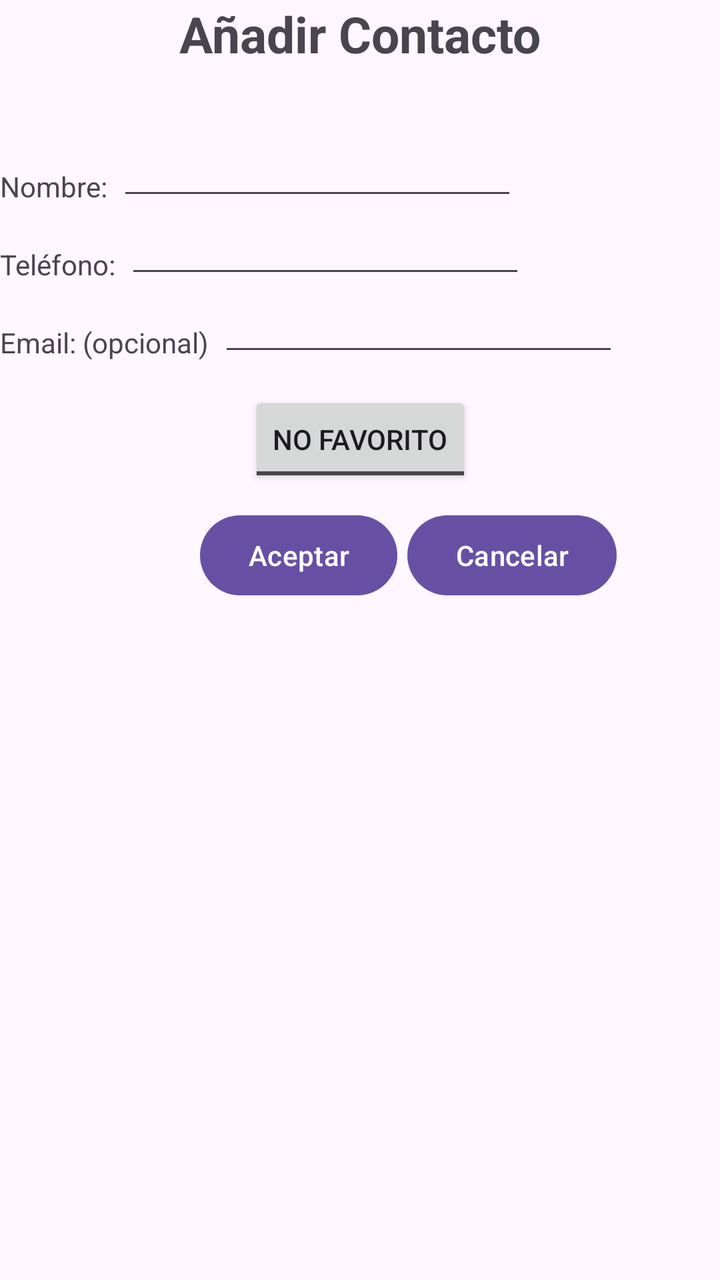
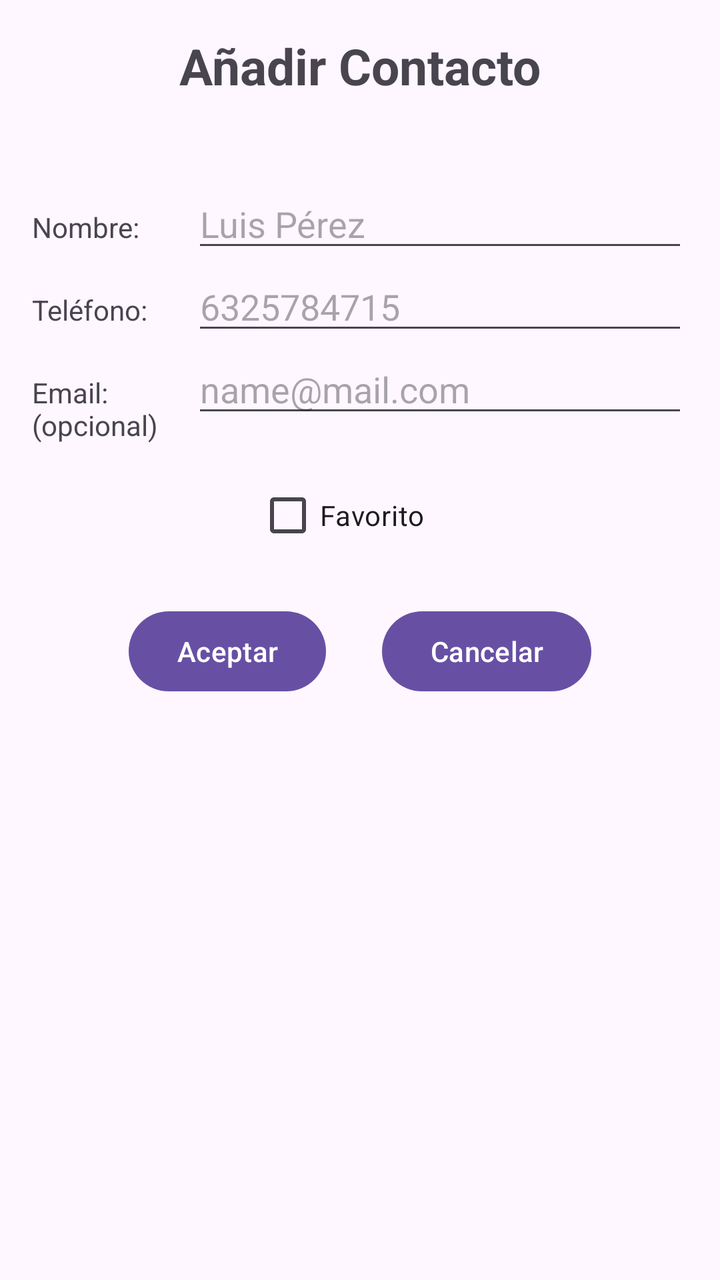

Screens rendered from an Android XML layout before and after an edit, with the pre-edit source and the edit as a unified diff.
<!-- AndroidManifest.xml: application theme Theme.MiAgenda -->
<!-- res/layout/activity_contacto_form.xml -->
<?xml version="1.0" encoding="utf-8"?>
<androidx.constraintlayout.widget.ConstraintLayout xmlns:android="http://schemas.android.com/apk/res/android"
    xmlns:app="http://schemas.android.com/apk/res-auto"
    xmlns:tools="http://schemas.android.com/tools"
    android:id="@+id/main"
    android:layout_width="match_parent"
    android:layout_height="match_parent"
    tools:context=".ContactoFormActivity">

    <TextView
        android:id="@+id/title"
        android:layout_width="wrap_content"
        android:layout_height="wrap_content"
        android:text="@string/add_contact_form_title"
        app:layout_constraintTop_toTopOf="parent"
        app:layout_constraintEnd_toEndOf="parent"
        app:layout_constraintStart_toStartOf="parent"
        android:textSize="25sp"
        android:textStyle="bold"
    />

    <TextView
        android:id="@+id/name"
        android:layout_width="wrap_content"
        android:layout_height="wrap_content"
        app:layout_constraintTop_toBottomOf="@+id/title"
        app:layout_constraintStart_toStartOf="parent"
        android:text="@string/name"
        android:layout_marginTop="50dp"
    />
    <EditText
        android:id="@+id/name_input"
        android:layout_width="wrap_content"
        android:layout_height="wrap_content"
        app:layout_constraintTop_toBottomOf="@+id/title"
        app:layout_constraintStart_toEndOf="@id/name"
        android:layout_marginStart="5dp"
        android:layout_marginTop="30dp"
        android:paddingStart="200dp"
        android:paddingEnd="0dp"

    />

    <TextView
        android:id="@+id/phone"
        android:layout_width="wrap_content"
        android:layout_height="wrap_content"
        android:text="@string/phone"
        app:layout_constraintStart_toStartOf="parent"
        app:layout_constraintTop_toBottomOf="@+id/name"
        android:paddingTop="20dp"
        />
    <EditText
        android:id="@+id/phone_input"
        android:layout_width="wrap_content"
        android:layout_height="wrap_content"
        app:layout_constraintTop_toBottomOf="@+id/name"
        app:layout_constraintStart_toEndOf="@+id/phone"
        android:layout_marginStart="5sp"
        android:paddingStart="200dp"
        android:paddingEnd="0dp"
        />

    <TextView
        android:id="@+id/email"
        android:layout_width="wrap_content"
        android:layout_height="wrap_content"
        app:layout_constraintStart_toStartOf="parent"
        app:layout_constraintTop_toBottomOf="@+id/phone"
        android:text="@string/email"
        android:paddingTop="20dp"
    />
    <EditText
        android:id="@+id/email_input"
        android:layout_width="wrap_content"
        android:layout_height="wrap_content"
        app:layout_constraintStart_toEndOf="@+id/email"
        app:layout_constraintTop_toBottomOf="@+id/phone"
        android:layout_marginStart="5dp"
        android:paddingStart="200dp"
        android:paddingEnd="0dp"
    />

    <ToggleButton
        android:id="@+id/favourite"
        android:layout_width="wrap_content"
        android:layout_height="wrap_content"
        android:textOff="@string/no_favourite"
        android:textOn="@string/favourite"
        app:layout_constraintStart_toStartOf="parent"
        app:layout_constraintEnd_toEndOf="parent"
        app:layout_constraintTop_toBottomOf="@+id/email"
        android:layout_marginTop="15dp"
    />

    <Button
        android:id="@+id/btnAccept"
        android:layout_width="wrap_content"
        android:layout_height="wrap_content"
        android:text="@string/btn_accept"
        app:layout_constraintStart_toStartOf="parent"
        app:layout_constraintEnd_toStartOf="@id/btnCancel"
        app:layout_constraintTop_toBottomOf="@+id/favourite"

        android:layout_marginEnd="10dp"
        android:layout_marginTop="10dp"
        android:layout_marginStart="100dp"
    />
    <Button
        android:id="@+id/btnCancel"
        android:layout_width="wrap_content"
        android:layout_height="wrap_content"
        android:text="@string/btn_cancel"
        app:layout_constraintStart_toEndOf="@+id/btnAccept"
        app:layout_constraintTop_toTopOf="@+id/btnAccept"
        android:layout_marginStart="5dp"
    />


</androidx.constraintlayout.widget.ConstraintLayout>
<!-- resources referenced by this layout -->
<resources>
  <string name="add_contact_form_title">Añadir Contacto</string>
  <string name="btn_accept">Aceptar</string>
  <string name="btn_cancel">Cancelar</string>
  <string name="email">Email: (opcional)</string>
  <string name="favourite">Favorito</string>
  <string name="name">Nombre: </string>
  <string name="no_favourite">No favorito</string>
  <string name="phone">Teléfono: </string>
  <style name="Theme.MiAgenda" parent="Base.Theme.MiAgenda" />
  <style name="Base.Theme.MiAgenda" parent="Theme.Material3.DayNight.NoActionBar">
          
          
      </style>
</resources>

<!-- the commit's change to res/layout/activity_contacto_form.xml (unified diff, before → after) -->
@@ -5,7 +5,8 @@
     android:id="@+id/main"
     android:layout_width="match_parent"
     android:layout_height="match_parent"
-    tools:context=".ContactoFormActivity">
+    tools:context=".ContactoFormActivity"
+    android:padding="16dp">
 
     <TextView
         android:id="@+id/title"
@@ -21,76 +22,72 @@
 
     <TextView
         android:id="@+id/name"
-        android:layout_width="wrap_content"
+        android:layout_width="80dp"
         android:layout_height="wrap_content"
-        app:layout_constraintTop_toBottomOf="@+id/title"
+        app:layout_constraintBaseline_toBaselineOf="@+id/name_input"
         app:layout_constraintStart_toStartOf="parent"
         android:text="@string/name"
-        android:layout_marginTop="50dp"
     />
     <EditText
         android:id="@+id/name_input"
-        android:layout_width="wrap_content"
+        android:layout_width="0dp"
         android:layout_height="wrap_content"
+        android:inputType="textPersonName"
+        android:hint="@string/name_example"
         app:layout_constraintTop_toBottomOf="@+id/title"
         app:layout_constraintStart_toEndOf="@id/name"
-        android:layout_marginStart="5dp"
-        android:layout_marginTop="30dp"
-        android:paddingStart="200dp"
-        android:paddingEnd="0dp"
-
+        app:layout_constraintEnd_toEndOf="parent"
+        android:layout_marginTop="40dp"
     />
 
     <TextView
         android:id="@+id/phone"
-        android:layout_width="wrap_content"
+        android:layout_width="80dp"
         android:layout_height="wrap_content"
         android:text="@string/phone"
         app:layout_constraintStart_toStartOf="parent"
-        app:layout_constraintTop_toBottomOf="@+id/name"
-        android:paddingTop="20dp"
-        />
+        app:layout_constraintBaseline_toBaselineOf="@+id/phone_input"
+    />
     <EditText
         android:id="@+id/phone_input"
-        android:layout_width="wrap_content"
+        android:layout_width="0dp"
         android:layout_height="wrap_content"
-        app:layout_constraintTop_toBottomOf="@+id/name"
+        android:inputType="phone"
+        android:hint="@string/phone_example"
+        app:layout_constraintTop_toBottomOf="@+id/name_input"
+        app:layout_constraintEnd_toEndOf="parent"
         app:layout_constraintStart_toEndOf="@+id/phone"
-        android:layout_marginStart="5sp"
-        android:paddingStart="200dp"
-        android:paddingEnd="0dp"
-        />
+    />
 
     <TextView
         android:id="@+id/email"
-        android:layout_width="wrap_content"
+        android:layout_width="80dp"
         android:layout_height="wrap_content"
         app:layout_constraintStart_toStartOf="parent"
-        app:layout_constraintTop_toBottomOf="@+id/phone"
+        app:layout_constraintBaseline_toBaselineOf="@+id/email_input"
         android:text="@string/email"
-        android:paddingTop="20dp"
     />
     <EditText
         android:id="@+id/email_input"
-        android:layout_width="wrap_content"
+        android:layout_width="0dp"
         android:layout_height="wrap_content"
         app:layout_constraintStart_toEndOf="@+id/email"
-        app:layout_constraintTop_toBottomOf="@+id/phone"
-        android:layout_marginStart="5dp"
-        android:paddingStart="200dp"
-        android:paddingEnd="0dp"
+        app:layout_constraintTop_toBottomOf="@+id/phone_input"
+        app:layout_constraintEnd_toEndOf="parent"
+        android:inputType="textEmailAddress"
+        android:hint="@string/email_example"
     />
 
-    <ToggleButton
+    <CheckBox
         android:id="@+id/favourite"
         android:layout_width="wrap_content"
         android:layout_height="wrap_content"
-        android:textOff="@string/no_favourite"
-        android:textOn="@string/favourite"
+        android:text="@string/favourite"
         app:layout_constraintStart_toStartOf="parent"
         app:layout_constraintEnd_toEndOf="parent"
-        app:layout_constraintTop_toBottomOf="@+id/email"
-        android:layout_marginTop="15dp"
+        app:layout_constraintTop_toBottomOf="@+id/email_input"
+        android:layout_marginTop="20dp"
+        android:layout_marginEnd="20dp"
     />
 
     <Button
@@ -99,12 +96,11 @@
         android:layout_height="wrap_content"
         android:text="@string/btn_accept"
         app:layout_constraintStart_toStartOf="parent"
-        app:layout_constraintEnd_toStartOf="@id/btnCancel"
+        app:layout_constraintHorizontal_chainStyle="packed"
         app:layout_constraintTop_toBottomOf="@+id/favourite"
-
-        android:layout_marginEnd="10dp"
-        android:layout_marginTop="10dp"
-        android:layout_marginStart="100dp"
+        app:layout_constraintEnd_toStartOf="@+id/btnCancel"
+        android:layout_marginTop="20dp"
+        android:layout_marginEnd="20dp"
     />
     <Button
         android:id="@+id/btnCancel"
@@ -113,7 +109,8 @@
         android:text="@string/btn_cancel"
         app:layout_constraintStart_toEndOf="@+id/btnAccept"
         app:layout_constraintTop_toTopOf="@+id/btnAccept"
-        android:layout_marginStart="5dp"
+        app:layout_constraintEnd_toEndOf="parent"
+        android:layout_marginStart="8dp"
     />
 
 
<!-- resource entries referenced after the edit -->
@@ -4,10 +4,12 @@
   <string name="btn_accept">Aceptar</string>
   <string name="btn_cancel">Cancelar</string>
   <string name="email">Email: (opcional)</string>
+  <string name="email_example">name@mail.com</string>
   <string name="favourite">Favorito</string>
   <string name="name">Nombre: </string>
-  <string name="no_favourite">No favorito</string>
+  <string name="name_example">Luis Pérez</string>
   <string name="phone">Teléfono: </string>
+  <string name="phone_example">6325784715</string>
   <style name="Theme.MiAgenda" parent="Base.Theme.MiAgenda" />
   <style name="Base.Theme.MiAgenda" parent="Theme.Material3.DayNight.NoActionBar">
           
